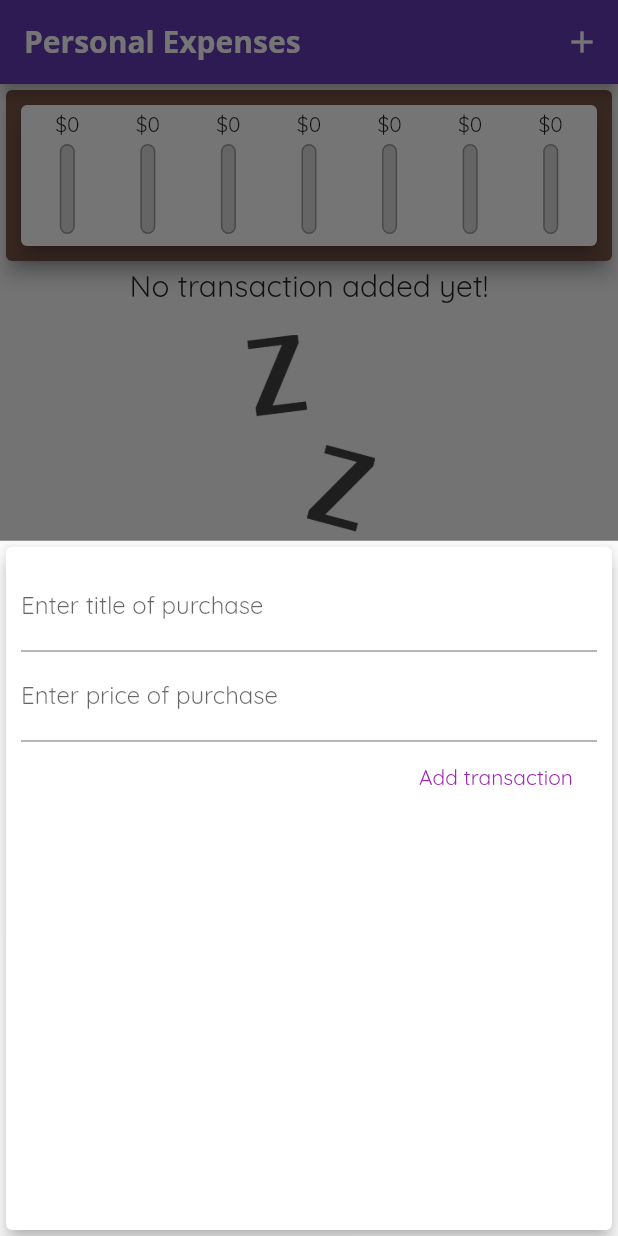
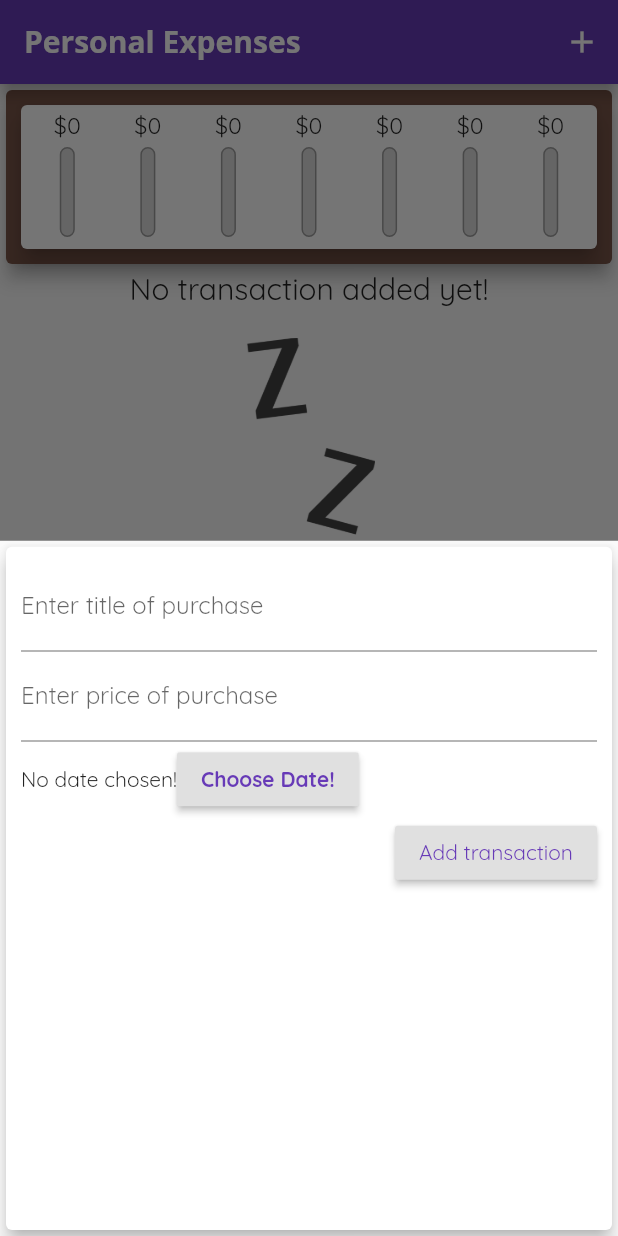
Before and after one commit to alinpahontu2912/expenses-app-flutter-udemy, a Flutter app: the screen it shows after launch, after a tap on the "add" icon, on a phone screen of 412 x 824 dp. Run offline on Flutter 3.47's test engine with Material 2 defaults, Android fonts, the phone set to English and light mode, and no system bars.

Commit message:
updated the UI, added empty datepicker button

```diff
--- a/lib/main.dart
+++ b/lib/main.dart
@@ -25,6 +25,7 @@ class MyApp extends StatelessWidget {
                       fontFamily: 'OpenSans',
                       fontSize: 20,
                       fontWeight: FontWeight.bold),
+              button: TextStyle(color: Colors.white)
                 )),
       ),
       home: MyHomePage(),
--- a/lib/widgets/Chart.dart
+++ b/lib/widgets/Chart.dart
@@ -34,7 +34,7 @@ class Chart extends StatelessWidget {
         'amount': totalSum
       };
     }
-    );
+    ).reversed.toList();
   }
 
   @override
--- a/lib/widgets/ChartBar.dart
+++ b/lib/widgets/ChartBar.dart
@@ -12,8 +12,11 @@ class ChartBar extends StatelessWidget {
   Widget build(BuildContext context) {
     return Column(
       children: [
-        FittedBox(
-            child: Text('\$${spendingAmount.toStringAsFixed(0)}'),
+        Container(
+          height: 20,
+          child: FittedBox(
+              child: Text('\$${spendingAmount.toStringAsFixed(0)}'),
+          ),
         ),
         SizedBox(
           height: 4,
--- a/lib/widgets/new_transaction.dart
+++ b/lib/widgets/new_transaction.dart
@@ -56,8 +56,23 @@ class _NewTransactionState extends State<NewTransaction> {
                 labelText: 'Enter price of purchase',
               ),
             ),
-            FlatButton(
-                textColor: Colors.purple,
+            Container(
+              height: 50,
+              child: Row(
+                children: [
+                  Text('No date chosen!'),
+                  RaisedButton(
+                      textColor: Theme.of(context).primaryColor,
+                      onPressed: () {},
+                      child: Text('Choose Date!', style: TextStyle(
+                        fontWeight: FontWeight.bold,
+                      ),))
+                ],
+              ),
+            ),
+            RaisedButton(
+              color: Theme.of(context).buttonColor,
+                textColor: Theme.of(context).primaryColor,
                 onPressed: () => submitData,
                 child: Text('Add transaction'))
           ],
```
Also changed, not shown: lib/widgets/transaction_list.dart (+65 -43 lines).
